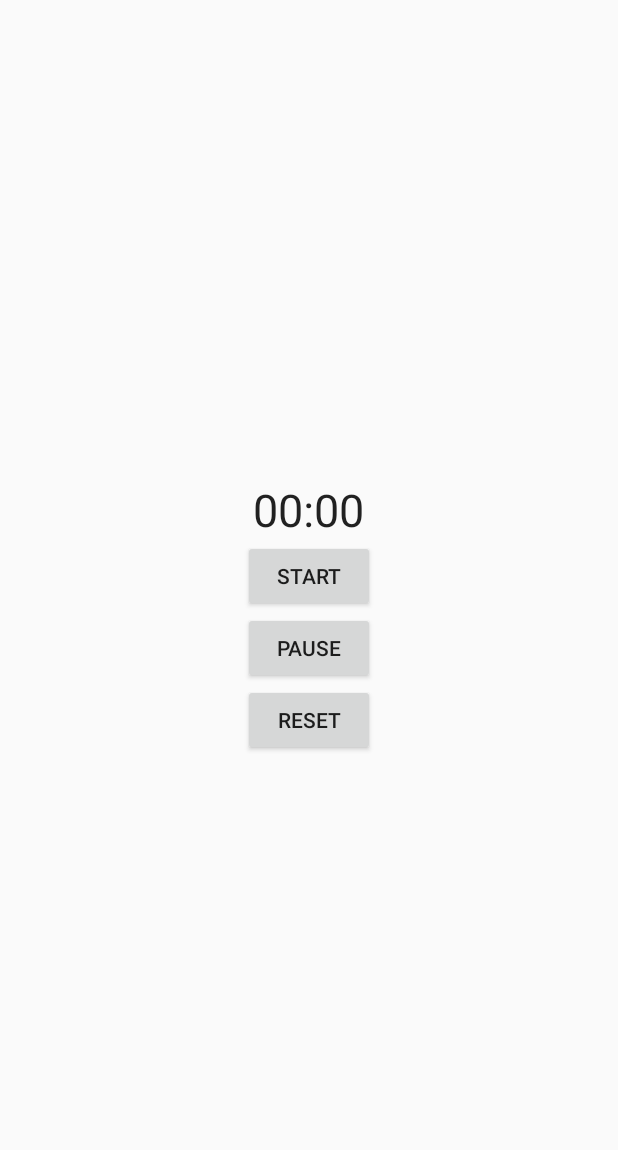
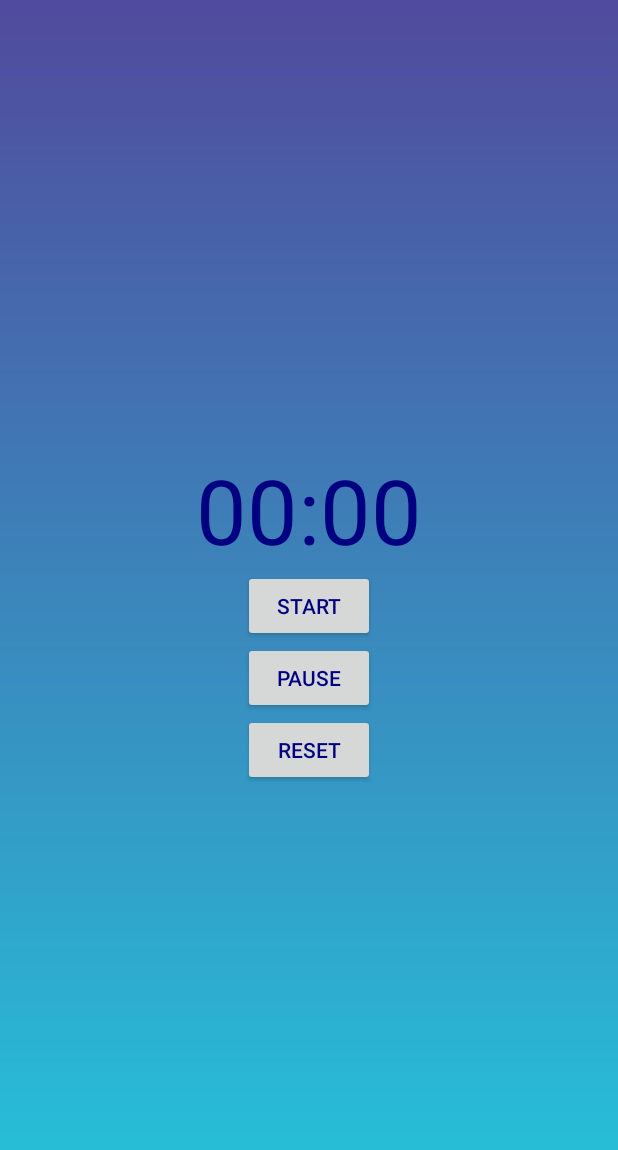
Before and after one commit to anastasia21112/productivityCAC, an Android app: the screen it shows after launch (MainActivity before the commit, StopwatchActivity after it), on a phone screen of 412 x 824 dp. Shown: the top 1150 px of the screen. Run offline under Robolectric (Android 15) with nearby library versions, the phone set to English and light mode, and no system bars.

Commit message:
changed activity name to StopwatchActivity, largened font

```diff
--- a/app/src/main/AndroidManifest.xml
+++ b/app/src/main/AndroidManifest.xml
@@ -10,7 +10,7 @@
         android:supportsRtl="true"
         android:theme="@style/AppTheme">
         <activity
-            android:name=".MainActivity"
+            android:name=".StopwatchActivity"
             android:label="@string/app_name"
             android:theme="@style/AppTheme.NoActionBar">
             <intent-filter>
--- a/app/src/main/java/com/example/productivitycac/MainActivity.java
+++ b/app/src/main/java/com/example/productivitycac/StopwatchActivity.java
@@ -2,15 +2,12 @@ package com.example.productivitycac;
 
 import androidx.appcompat.app.AppCompatActivity;
 
-import android.graphics.drawable.GradientDrawable;
 import android.os.Bundle;
 import android.os.SystemClock;
 import android.widget.Chronometer;
 import android.view.View;
-import android.widget.LinearLayout;
-import android.widget.RelativeLayout;
 
-public class MainActivity extends AppCompatActivity {
+public class StopwatchActivity extends AppCompatActivity {
     private Chronometer chronometer;
     private long pauseOffset;
     private boolean running;
@@ -18,10 +15,9 @@ public class MainActivity extends AppCompatActivity {
     protected void onCreate(Bundle savedInstanceState)
     {
         super.onCreate(savedInstanceState);
-        setContentView(R.layout.activity_main);
+        setContentView(R.layout.stopwatch_activity_main);
 
         chronometer = findViewById(R.id.chronometer);
-
     }
 
     public void startChronometer(View v)
@@ -50,4 +46,19 @@ public class MainActivity extends AppCompatActivity {
         pauseOffset = 0;
     }
 
+    /*public void onViewCreated(@NonNull View view, Bundle savedInstanceState)
+    {
+        super.onViewCreated(view, savedInstanceState);
+
+        view.findViewById(R.id.button_first).setOnClickListener(new View.OnClickListener()
+        {
+            @Override
+            public void onClick(View view)
+            {
+                NavHostFragment.findNavController(FirstFragment.this)
+                        .navigate(R.id.action_FirstFragment_to_SecondFragment);
+            }
+        }
+
+    }*/
 }
--- a/app/src/main/res/layout/activity_main.xml
+++ b/app/src/main/res/layout/stopwatch_activity_main.xml
@@ -7,30 +7,37 @@
     android:orientation="vertical"
     android:gravity="center"
     android:id="@+id/layout"
-    tools:context=".MainActivity">
+    tools:context=".StopwatchActivity"
+    android:background="@drawable/teal_purple_gradient">
+
 
     <Chronometer
         android:id="@+id/chronometer"
+        style="@style/StopwatchStyle"
         android:layout_width="wrap_content"
         android:layout_height="wrap_content"
-        android:textSize="30sp" />
+        android:layout_gravity="center|center_horizontal"
+        android:textSize="60dp" />
 
     <Button
         android:layout_width="wrap_content"
         android:layout_height="wrap_content"
+        android:onClick="startChronometer"
         android:text="Start"
-        android:onClick="startChronometer" />
+        android:textColor="#000080" />
+
     <Button
         android:layout_width="wrap_content"
         android:layout_height="wrap_content"
         android:text="Pause"
-        android:onClick="pauseChronometer" />
+        android:onClick="pauseChronometer"
+        android:textColor="#000080"/>
     <Button
         android:layout_width="wrap_content"
         android:layout_height="wrap_content"
         android:text="Reset"
-        android:onClick="resetChronometer" />
-
-
+        android:onClick="resetChronometer"
+        android:textColor="#000080"
+        />
 
 </LinearLayout>
--- a/app/src/main/res/values/styles.xml
+++ b/app/src/main/res/values/styles.xml
@@ -16,4 +16,10 @@
 
     <style name="AppTheme.PopupOverlay" parent="ThemeOverlay.AppCompat.Light" />
 
+     <style name = "StopwatchStyle">
+        <item name = "android:textColor">#000080</item>
+     </style>
+
+
+
 </resources>
```
